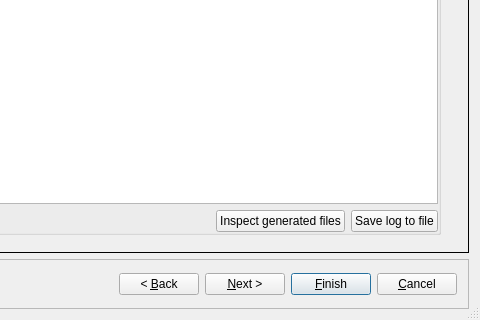
The window that src/firewallfabrik/gui/ui/compileinstalldialog_q.ui (Linuxfabrik/firewallfabrik) describes before a commit, drawn with Qt 5; both pictures show x 391 to 871 and y 302 to 622 of the 871 by 622 pixel window.
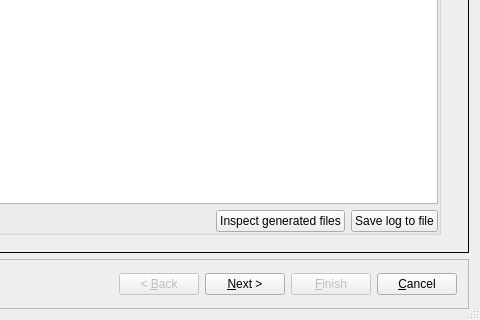
The same window after the commit.

Commit message:
refactor(gui): move static UI properties from Python into .ui files
Button enabled states, default text, and dialog sizes now live in
the .ui files where Qt Designer can manage them directly.

The edit to the form file:
```diff
--- a/src/firewallfabrik/gui/ui/compileinstalldialog_q.ui
+++ b/src/firewallfabrik/gui/ui/compileinstalldialog_q.ui
@@ -613,6 +613,9 @@
       </item>
       <item>
        <widget class="QPushButton" name="backButton">
+        <property name="enabled">
+         <bool>false</bool>
+        </property>
         <property name="text">
          <string>&lt; &amp;Back</string>
         </property>
@@ -639,6 +642,9 @@
       </item>
       <item>
        <widget class="QPushButton" name="finishButton">
+        <property name="enabled">
+         <bool>false</bool>
+        </property>
         <property name="text">
          <string>&amp;Finish</string>
         </property>
```
The commit also changes 7 other files.
